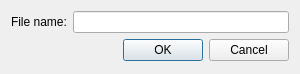
Above: src/filenamedialog.ui from medo64/QText before the change. Below: the same form after it.
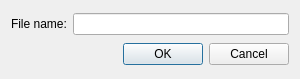
That is the form after the change.

The edit to the form file:
```diff
--- a/src/filenamedialog.ui
+++ b/src/filenamedialog.ui
@@ -10,7 +10,7 @@
     <x>0</x>
     <y>0</y>
     <width>300</width>
-    <height>74</height>
+    <height>79</height>
    </rect>
   </property>
   <property name="minimumSize">
@@ -23,7 +23,21 @@
    <string>File Name</string>
   </property>
   <layout class="QGridLayout" name="gridLayout">
-   <item row="1" column="1">
+   <item row="0" column="0">
+    <layout class="QHBoxLayout" name="horizontalLayout">
+     <item>
+      <widget class="QLabel" name="label">
+       <property name="text">
+        <string>File name:</string>
+       </property>
+      </widget>
+     </item>
+     <item>
+      <widget class="QLineEdit" name="textFileName"/>
+     </item>
+    </layout>
+   </item>
+   <item row="1" column="0">
     <widget class="QDialogButtonBox" name="buttonBox">
      <property name="orientation">
       <enum>Qt::Horizontal</enum>
@@ -33,16 +47,6 @@
      </property>
     </widget>
    </item>
-   <item row="0" column="1">
-    <widget class="QLineEdit" name="textFileName"/>
-   </item>
-   <item row="0" column="0">
-    <widget class="QLabel" name="label">
-     <property name="text">
-      <string>File name:</string>
-     </property>
-    </widget>
-   </item>
   </layout>
  </widget>
  <resources/>
```
